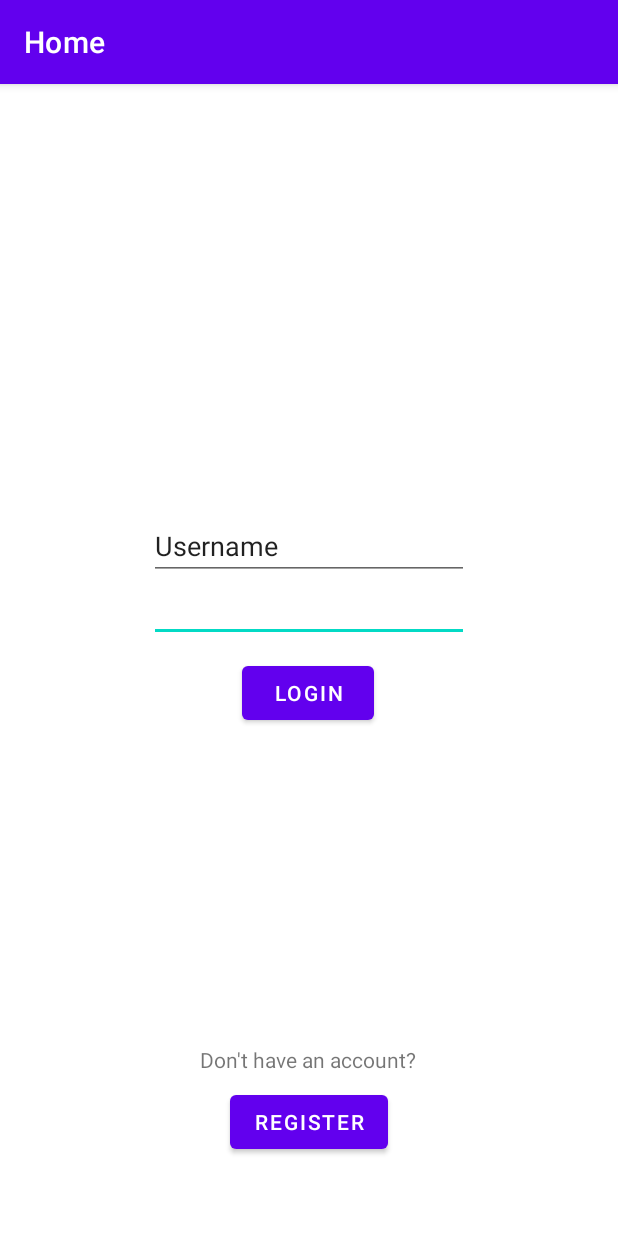
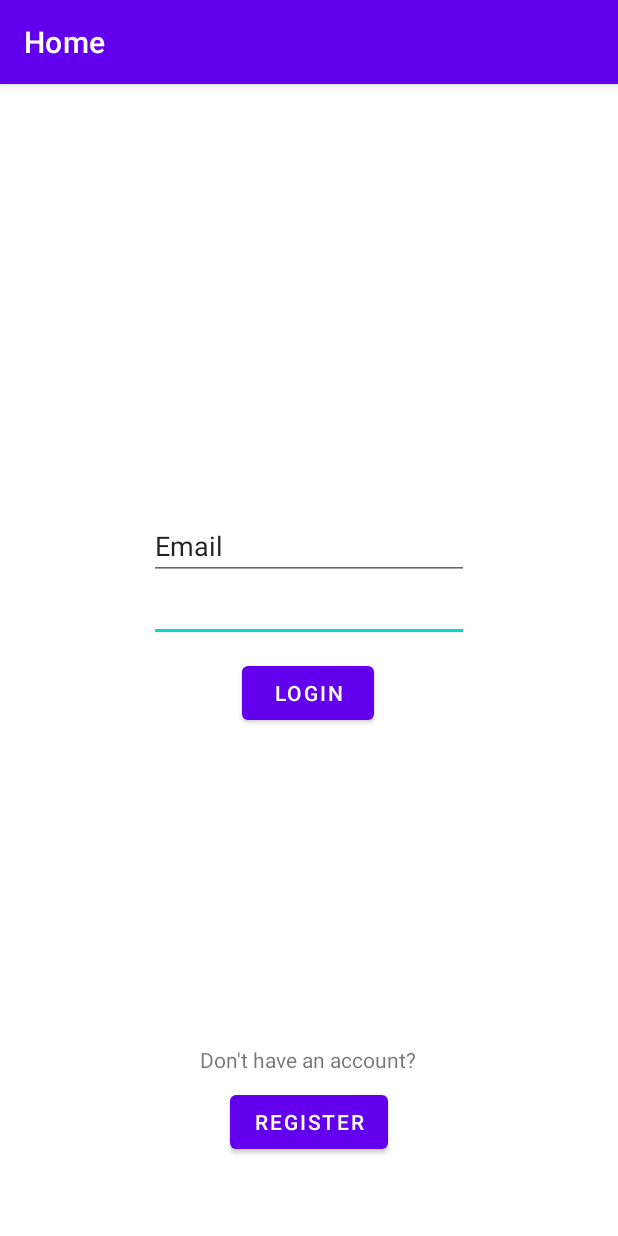
Before and after one commit to SniperSlayerss/SCRAPS, an Android app: the screen it shows after launch (LoginActivity), on a phone screen of 412 x 824 dp. Run offline under Robolectric (Android 15) with nearby library versions, the phone set to English and light mode, and no system bars; our stand-ins replace Firebase (no records; nobody signed in at launch, a user with empty details on screens opened directly).

Commit message:
fixes issue with naming

```diff
--- a/app/src/main/res/layout/activity_login.xml
+++ b/app/src/main/res/layout/activity_login.xml
@@ -9,7 +9,7 @@
     tools:layout_editor_absoluteY="-2dp">
 
     <EditText
-        android:id="@+id/password"
+        android:id="@+id/password_input"
         android:layout_width="wrap_content"
         android:layout_height="wrap_content"
         android:ems="10"
@@ -21,12 +21,12 @@
         app:layout_constraintVertical_bias="0.452" />
 
     <EditText
-        android:id="@+id/username"
+        android:id="@+id/email_input"
         android:layout_width="wrap_content"
         android:layout_height="wrap_content"
         android:ems="10"
         android:inputType="text"
-        android:text="Username"
+        android:text="Email"
         app:layout_constraintBottom_toBottomOf="parent"
         app:layout_constraintEnd_toEndOf="parent"
         app:layout_constraintStart_toStartOf="parent"
```
